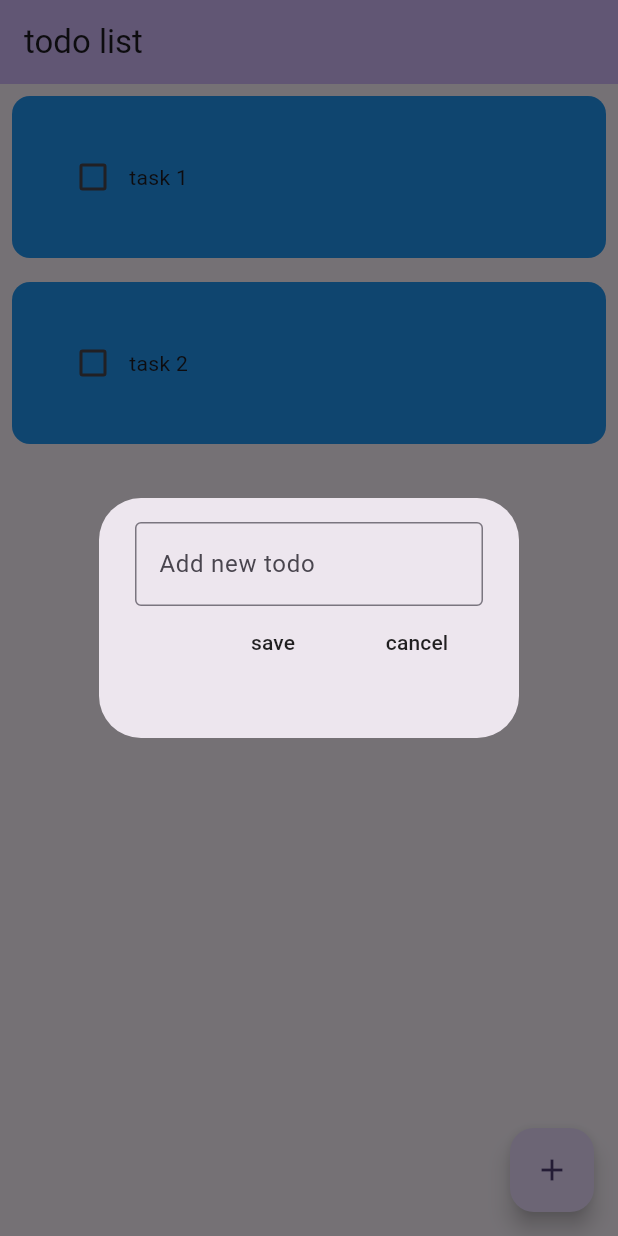
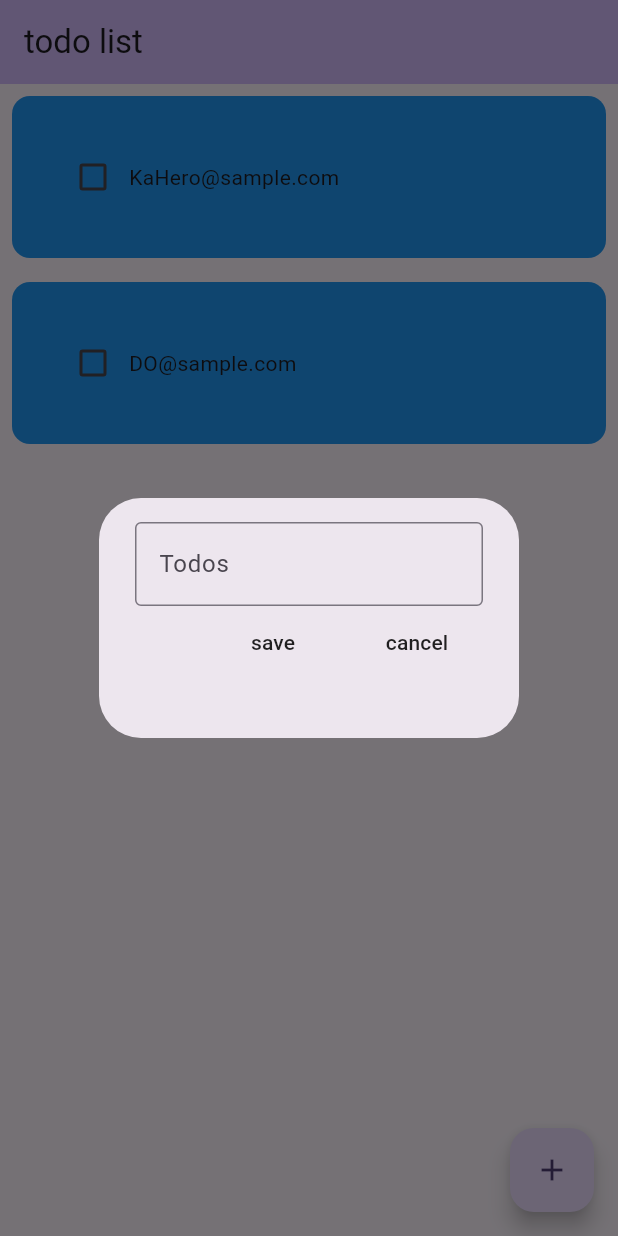
Before and after one commit to IT3R4-Labanon/flutter_todoapp, a Flutter app: the screen it shows after launch, after a tap on the "add" icon, on a phone screen of 412 x 824 dp. Run offline on Flutter 3.47's test engine with Material 3 defaults, Android fonts, the phone set to English and light mode, and no system bars; drawn by our look-alikes of flutter_slidable; our stand-ins replace email_validator; missing offline and left inert: dart:js_util.

Commit message:
delet /fix update

```diff
--- a/lib/util/dialog_box.dart
+++ b/lib/util/dialog_box.dart
@@ -19,9 +19,10 @@ class DialogBox extends StatelessWidget {
       height: 120,
       child: Column(children: [
         TextField(
-            controller: controller,
-            decoration: const InputDecoration(
-                border: OutlineInputBorder(), hintText: "Add new todo")),
+          controller: controller,
+          decoration: const InputDecoration(
+              border: OutlineInputBorder(), hintText: "Todos "),
+        ),
         Row(
           mainAxisAlignment: MainAxisAlignment.end,
           children: [
--- a/lib/util/todo_tile.dart
+++ b/lib/util/todo_tile.dart
@@ -1,4 +1,5 @@
 import 'package:flutter/material.dart';
+import 'package:flutter_slidable/flutter_slidable.dart';
 // import 'package:flutter_slidable/flutter_slidable.dart';
 
 class ToDoTile extends StatelessWidget {
@@ -6,27 +7,33 @@ class ToDoTile extends StatelessWidget {
   final bool taskCompleted;
   Function(bool?)? onChanged;
   Function(BuildContext)? deleteTask;
+  VoidCallback onTap;
 
   ToDoTile(
       {super.key,
       required this.taskName,
       required this.taskCompleted,
       required this.onChanged,
-      required this.deleteTask});
-
-  // Slidable(
-  //   endActionPane: ActionPane(motion: StretchMotion(), children: [
-  //     SlidableAction(
-  //       onPressed: deleteTask,
-  //       icon: Icons.delete,
-  //       backgroundColor: Colors.red,
-  //       borderRadius: BorderRadius.circular(12),
-  //     )
+      required this.deleteTask,
+      required this.onTap});
 
   @override
   Widget build(BuildContext context) {
     return Padding(
       padding: const EdgeInsets.all(8.0),
+      child: Slidable(
+        endActionPane: ActionPane(
+          motion: const StretchMotion(),
+          children: [
+            SlidableAction(
+                onPressed: deleteTask,
+                icon: Icons.delete,
+                backgroundColor: Colors.red,
+                borderRadius: BorderRadius.circular(12)),
+          ],
+        ),
+        child: InkWell(
+          onLongPress: onTap,
           child: Container(
             padding: const EdgeInsets.all(10),
             decoration: BoxDecoration(
@@ -49,8 +56,9 @@ class ToDoTile extends StatelessWidget {
                               : TextDecoration.none,
                         )),
                   ),
-              //delete btn here
                 ])),
+          ),
+        ),
       ),
     );
   }
--- a/pubspec.yaml
+++ b/pubspec.yaml
@@ -37,6 +37,8 @@ dependencies:
   # Use with the CupertinoIcons class for iOS style icons.
   cupertino_icons: ^1.0.2
   flutter_slidable: ^1.2.0
+
+  email_validator: '^2.1.16'
 
 dev_dependencies:
   flutter_test:
```
Also changed, not shown: lib/pages/home_page.dart (+54 -6 lines), lib/util/editTask.dart (+25 -1 lines), pubspec.lock. Lines whose indentation alone changed are shown as unchanged.
